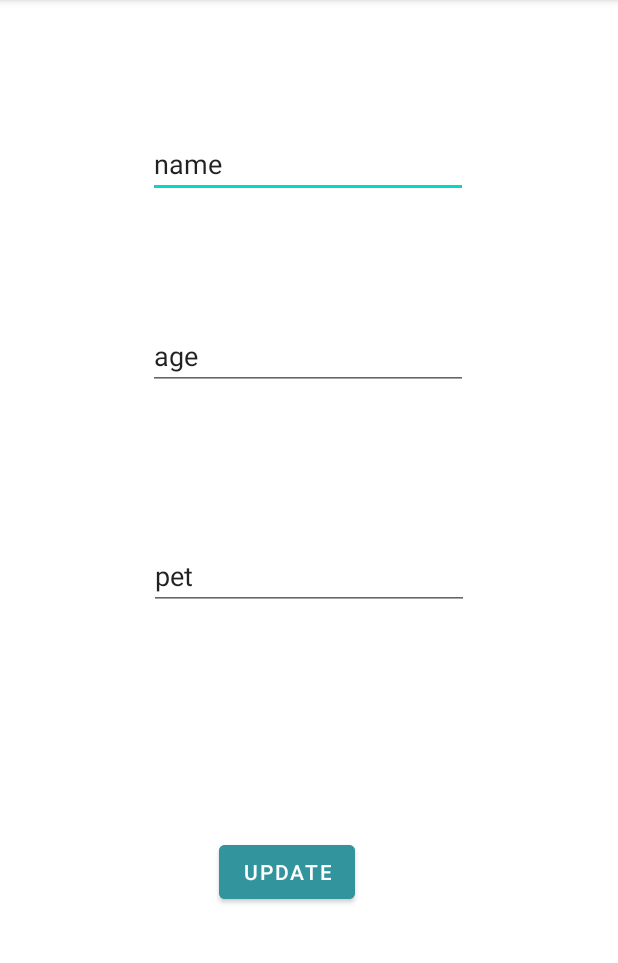
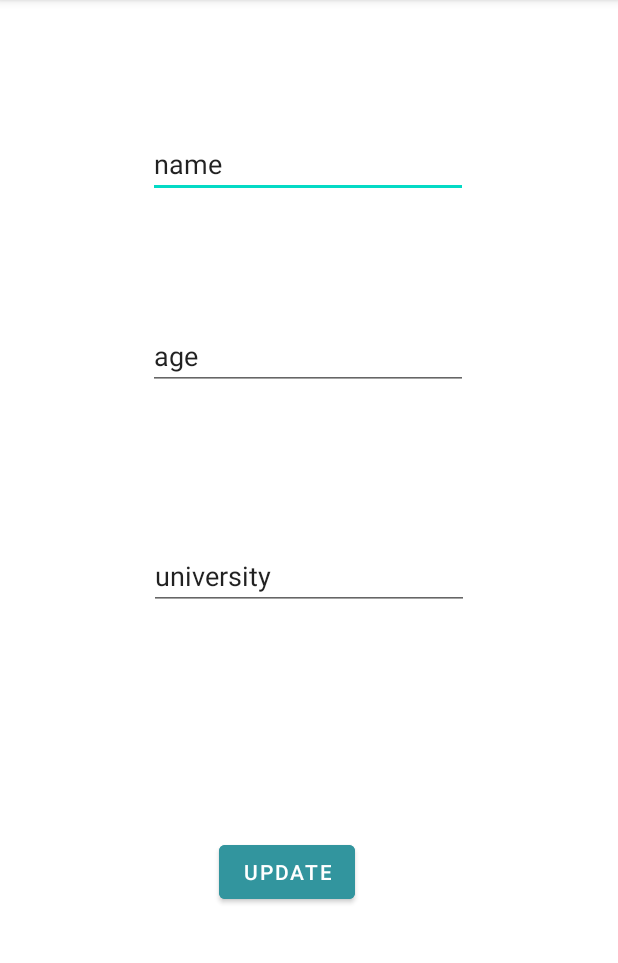
Before and after one commit to zavarka323/MireaProjectV4, an Android app: the fragment SettingsFragment shown on its own in the app's theme, on a phone screen of 412 x 824 dp, the part 84-1047 px from its top. Run offline under Robolectric (Android 15) with nearby library versions, the phone set to English and light mode, and no system bars; 1 statement that could not run was skipped.

Commit message:
Update fragment_settings.xml

```diff
--- a/app/src/main/res/layout/fragment_settings.xml
+++ b/app/src/main/res/layout/fragment_settings.xml
@@ -49,12 +49,12 @@
         app:layout_constraintVertical_bias="0.297" />
 
     <EditText
-        android:id="@+id/petEdit"
+        android:id="@+id/universityEdit"
         android:layout_width="wrap_content"
         android:layout_height="wrap_content"
         android:ems="10"
         android:inputType="textPersonName"
-        android:text="Pet"
+        android:text="university"
         app:layout_constraintBottom_toBottomOf="parent"
         app:layout_constraintEnd_toEndOf="parent"
         app:layout_constraintStart_toStartOf="parent"
```
